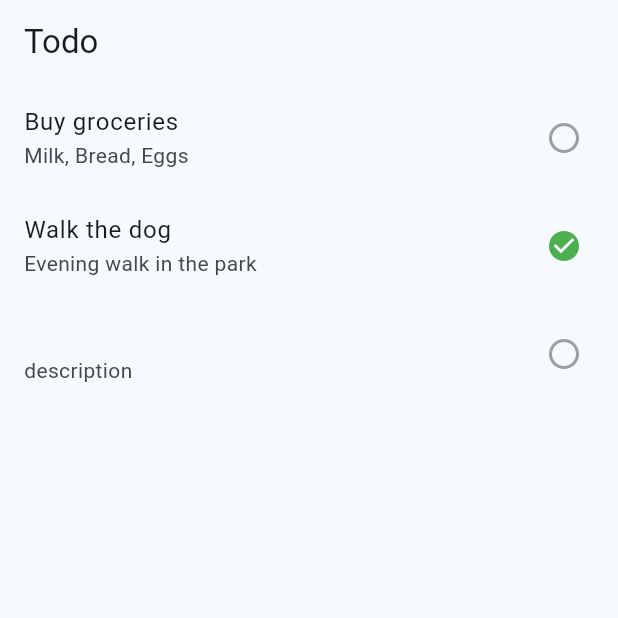
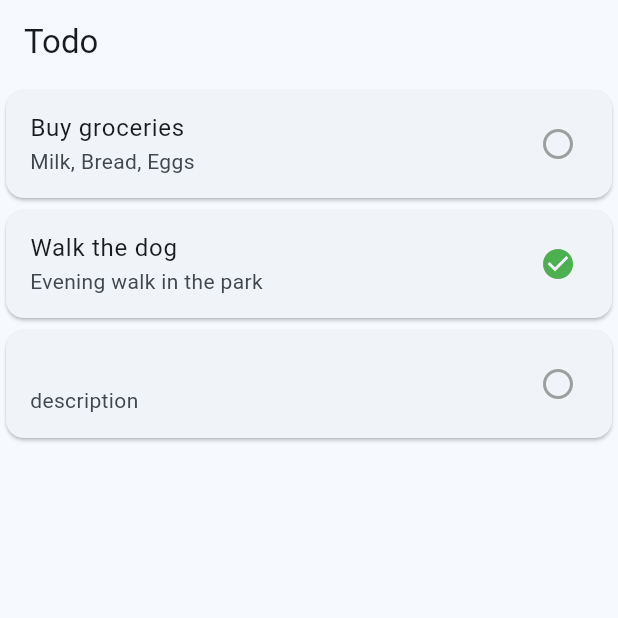
Before and after one commit to ArchaeaQS/todo_list, a Flutter app: the screen it shows after launch, on a phone screen of 412 x 824 dp, the top half of it. Run offline on Flutter 3.47's test engine with Material 3 defaults, Android fonts, the phone set to English and light mode, and no system bars; our stand-ins replace hooks_riverpod.

Commit message:
feat: TodoTileにカードウィジェットを追加し、テーマのスタイルを適用

```diff
--- a/lib/core/theme.dart
+++ b/lib/core/theme.dart
@@ -9,6 +9,9 @@ class AppTheme {
     colorScheme: ColorScheme.fromSeed(
       seedColor: Colors.lightBlueAccent,
       brightness: Brightness.dark,
+      surface: Colors.grey[900],
+      surfaceContainer: Colors.white,
     ),
+    cardTheme: CardThemeData(color: Colors.blueGrey[900]),
   );
 }
--- a/lib/presentation/widgets/todo_tile.dart
+++ b/lib/presentation/widgets/todo_tile.dart
@@ -7,12 +7,14 @@ class TodoTile extends StatelessWidget {
 
   @override
   Widget build(BuildContext context) {
-    return ListTile(
-      title: Text(todoItem.title),
-      subtitle: Text(todoItem.description),
-      trailing: Icon(
-        todoItem.isCompleted ? Icons.check_circle : Icons.radio_button_unchecked,
-        color: todoItem.isCompleted ? Colors.green : Colors.grey,
+    return Card(
+      child: ListTile(
+        title: Text(todoItem.title),
+        subtitle: Text(todoItem.description),
+        trailing: Icon(
+          todoItem.isCompleted ? Icons.check_circle : Icons.radio_button_unchecked,
+          color: todoItem.isCompleted ? Colors.green : Colors.grey,
+        ),
       ),
     );
   }
```
